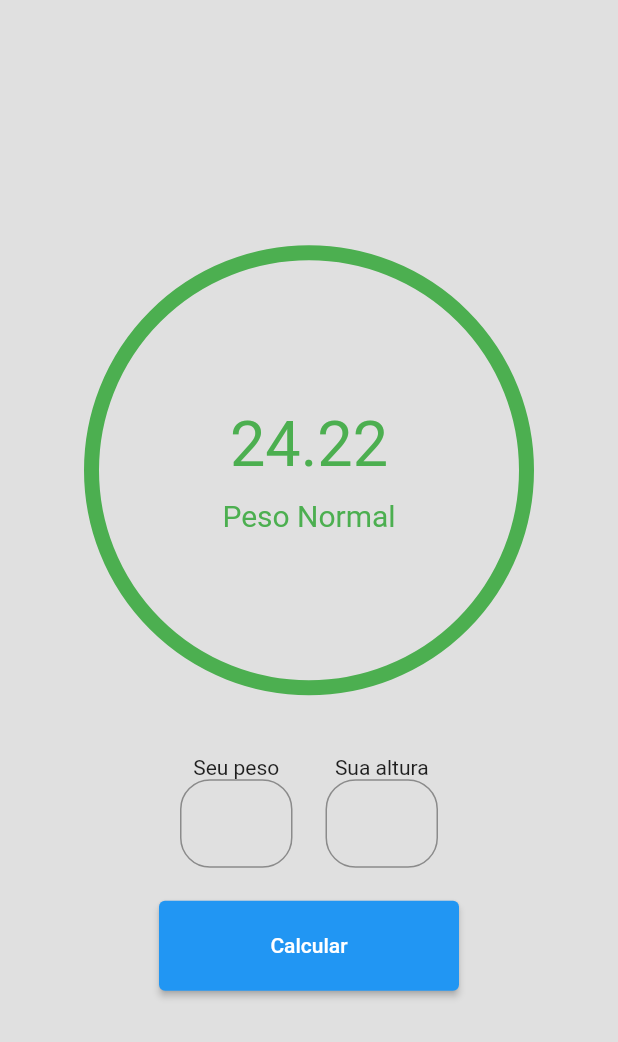
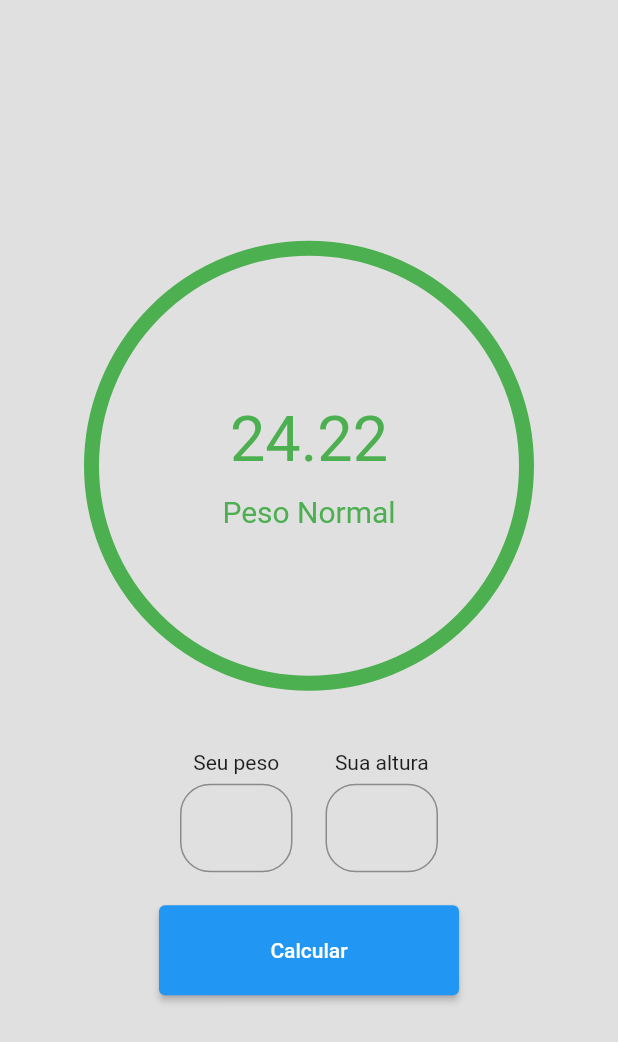
Before and after one commit to adaltoprado/calculadoraIMC, a Flutter app: the screen it shows after launch, on a phone screen of 412 x 824 dp. Shown: the top 1042 px of the screen. Run offline on Flutter 3.47's test engine with Material 2 defaults, Android fonts, the phone set to English and light mode, and no system bars.

```diff
--- a/lib/main.dart
+++ b/lib/main.dart
@@ -28,6 +28,9 @@ class CalculadoraIMC extends StatefulWidget {
 }
 
 class _CalculadoraIMCState extends State<CalculadoraIMC> {
+  TextEditingController pesoController = TextEditingController(text: '');
+  TextEditingController alturaController = TextEditingController(text: '');
+
   @override
   Widget build(BuildContext context) {
     return Scaffold(
@@ -70,14 +73,18 @@ class _CalculadoraIMCState extends State<CalculadoraIMC> {
                 Column(
                   children: [
                     Text('Seu peso'),
+                    SizedBox(height: 6),
                     Container(
                       width: 75,
                       child: TextField(
+                        controller: pesoController,
                         decoration: InputDecoration(
                           border: OutlineInputBorder(
                             borderRadius: BorderRadius.circular(20),
                           ),
-                            suffixText: 'Kg'),
+                          suffixText: 'Kg',
+                        ),
+                        keyboardType: TextInputType.number,
                       ),
                     ),
                   ],
@@ -86,14 +93,18 @@ class _CalculadoraIMCState extends State<CalculadoraIMC> {
                 Column(
                   children: [
                     Text('Sua altura'),
+                    SizedBox(height: 6),
                     Container(
                       width: 75,
                       child: TextField(
+                        controller: alturaController,
                         decoration: InputDecoration(
                           border: OutlineInputBorder(
                             borderRadius: BorderRadius.circular(20),
                           ),
-                            suffixText: 'M'),
+                          suffixText: 'M',
+                        ),
+                        keyboardType: TextInputType.number,
                       ),
                     ),
                   ],
```
Lines whose indentation alone changed are shown as unchanged.
